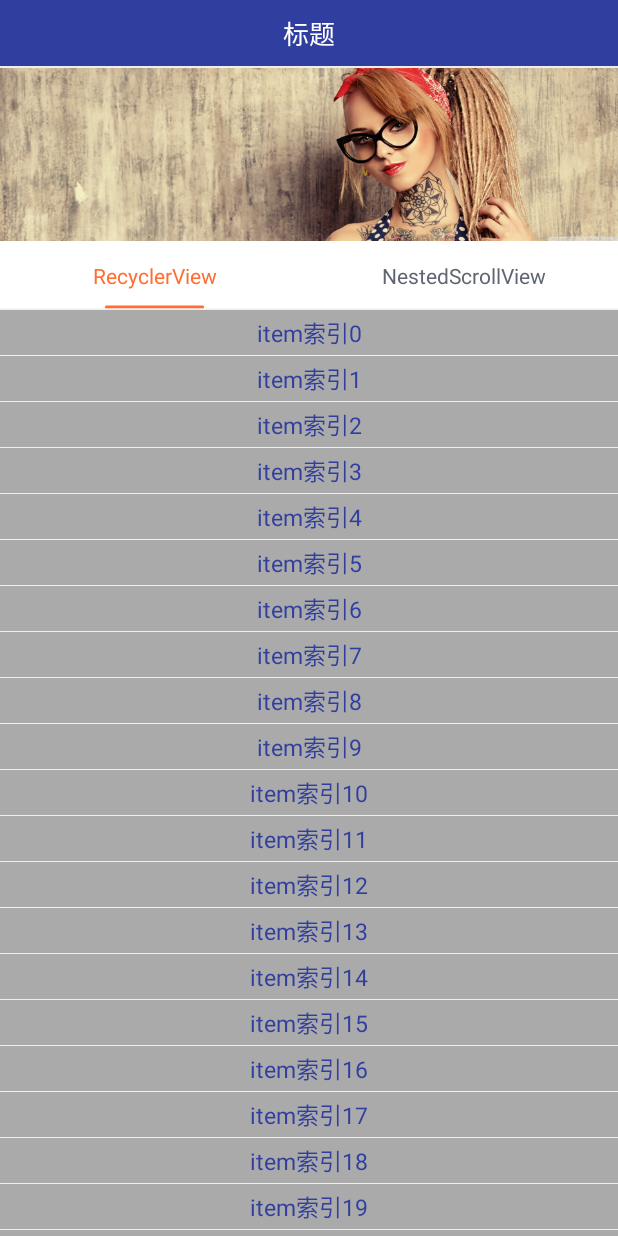
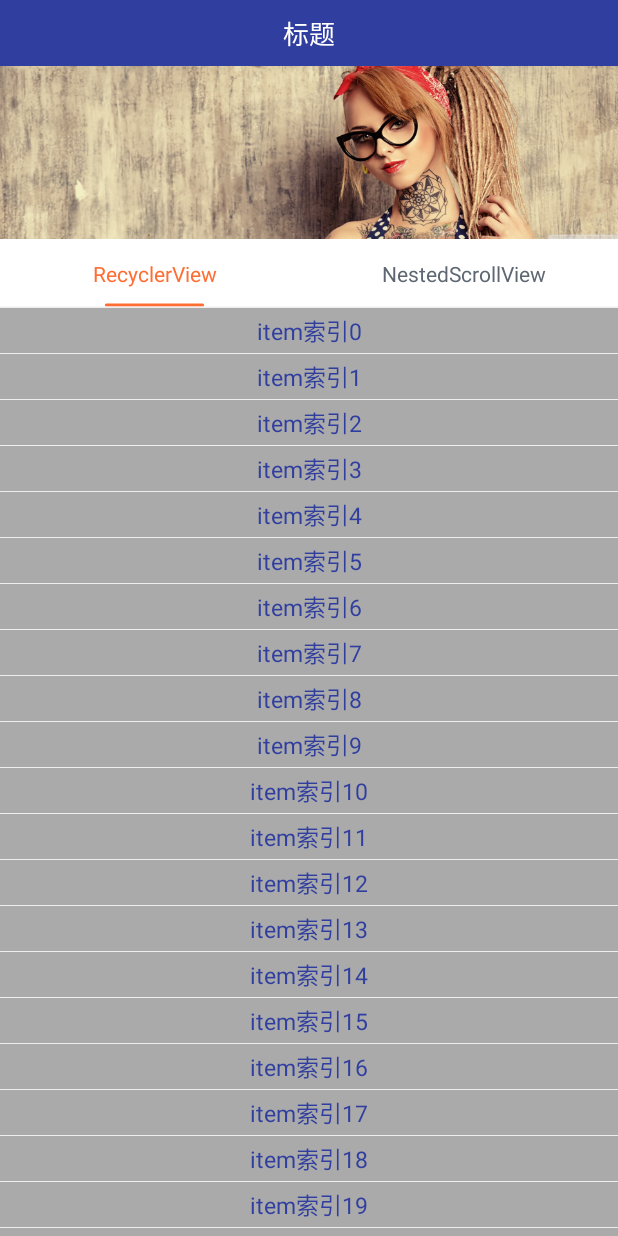
Before and after one commit to pirrip90/CeilingLayout, an Android app: the screen it shows after launch (MainActivity), on a phone screen of 412 x 824 dp. Run offline under Robolectric (Android 15) with nearby library versions, the phone set to English and light mode, and no system bars; libraries missing offline, so code that uses them is left out: com.github.xubo.statuslayout.

```diff
--- a/app/src/main/java/com/github/xubo/ceilinglayout/sample/MainActivity.java
+++ b/app/src/main/java/com/github/xubo/ceilinglayout/sample/MainActivity.java
@@ -26,7 +26,7 @@ public class MainActivity extends AppCompatActivity {
     protected void onCreate(Bundle savedInstanceState) {
         super.onCreate(savedInstanceState);
         setContentView(R.layout.activity_main);
-        Utils.setColorLight(this, Color.parseColor("#303F9F"));
+        Utils.setColor(this, Color.parseColor("#303F9F"));
         ActionBar actionBar = getSupportActionBar();
         if (actionBar != null) {
             actionBar.hide();
--- a/app/src/main/java/com/github/xubo/ceilinglayout/sample/Utils.java
+++ b/app/src/main/java/com/github/xubo/ceilinglayout/sample/Utils.java
@@ -82,17 +82,11 @@ public class Utils {
      * @param activity
      * @param color
      */
-    public static void setColorLight(Activity activity, @ColorInt int color) {
+    public static void setColor(Activity activity, @ColorInt int color) {
         if (Build.VERSION.SDK_INT >= Build.VERSION_CODES.LOLLIPOP) {
-            Window window = activity.getWindow();
-            //状态栏字符颜色为深色
-            window.getDecorView().setSystemUiVisibility(View.SYSTEM_UI_FLAG_LAYOUT_STABLE | View.SYSTEM_UI_FLAG_LIGHT_STATUS_BAR);
-            //使状态栏导航栏可绘制
-            window.addFlags(WindowManager.LayoutParams.FLAG_DRAWS_SYSTEM_BAR_BACKGROUNDS);
-            //清除FLAG_TRANSLUCENT_STATUS
-            window.clearFlags(WindowManager.LayoutParams.FLAG_TRANSLUCENT_STATUS);
-            //设置状态栏颜色
-            window.setStatusBarColor(color);
+            activity.getWindow().addFlags(WindowManager.LayoutParams.FLAG_DRAWS_SYSTEM_BAR_BACKGROUNDS);
+            activity.getWindow().clearFlags(WindowManager.LayoutParams.FLAG_TRANSLUCENT_STATUS);
+            activity.getWindow().setStatusBarColor(color);
         }
     }
 }
--- a/app/src/main/res/layout/activity_main.xml
+++ b/app/src/main/res/layout/activity_main.xml
@@ -14,11 +14,6 @@
         android:text="标题"
         android:textColor="#FFFFFF"
         android:textSize="17sp"/>
-
-    <View
-        android:layout_width="match_parent"
-        android:layout_height="1.0dp"
-        android:background="#EEEEEE"/>
 
     <com.github.xubo.ceilinglayout.CeilingLayout
         android:layout_width="match_parent"
```
Also changed, not shown: 2 other files.
